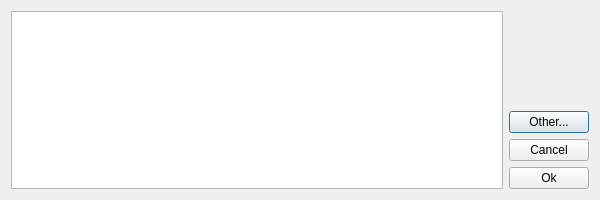
Above: imagechooser.ui from Venemo/puzzle-master before the change. Below: the same form after it.
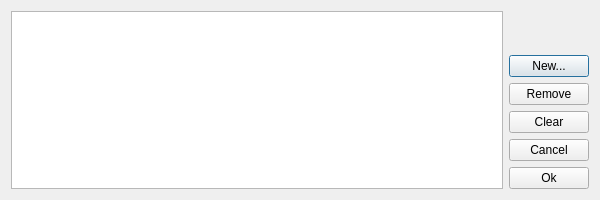
That is the form after the change.

Commit message: Ability to remove and clear items in the image chooser dialog

What changed in the file:
```diff
--- a/imagechooser.ui
+++ b/imagechooser.ui
@@ -38,7 +38,21 @@
      <item>
       <widget class="QPushButton" name="btnOther">
        <property name="text">
-        <string>Other...</string>
+        <string>New...</string>
+       </property>
+      </widget>
+     </item>
+     <item>
+      <widget class="QPushButton" name="btnRemove">
+       <property name="text">
+        <string>Remove</string>
+       </property>
+      </widget>
+     </item>
+     <item>
+      <widget class="QPushButton" name="btnClear">
+       <property name="text">
+        <string>Clear</string>
        </property>
       </widget>
      </item>
```
The commit also changes 2 other files.
